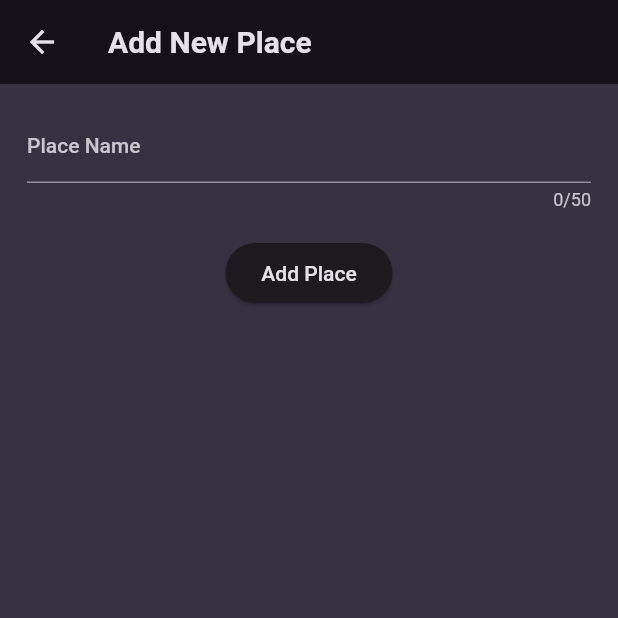
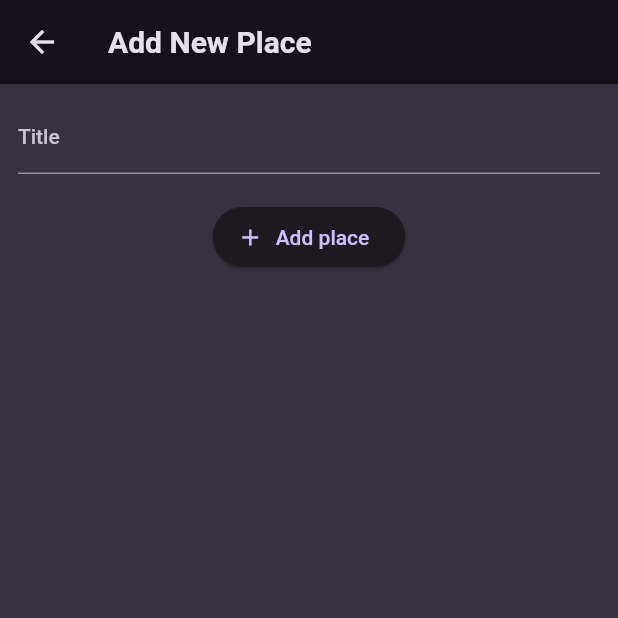
Before and after one commit to Jinkein/favorite_places, a Flutter app: the screen it shows after launch, after a tap on the "add" icon, on a phone screen of 412 x 824 dp, the top half of it. Run offline on Flutter 3.47's test engine with Material 2 defaults, Android fonts, the phone set to English and light mode, and no system bars; our stand-ins replace flutter_riverpod, google_fonts.

Commit message:
refactor code with help from instructions

```diff
--- a/lib/main.dart
+++ b/lib/main.dart
@@ -1,4 +1,4 @@
-import 'package:favorite_places/screen/favorite_places.dart';
+import 'package:favorite_places/screen/places.dart';
 import 'package:flutter/material.dart';
 import 'package:flutter_riverpod/flutter_riverpod.dart';
 
@@ -43,7 +43,7 @@ class MyApp extends StatelessWidget {
     return MaterialApp(
       title: 'Great Places',
       theme: theme,
-      home: const FavoritePlacesScreen(),
+      home: const PlacesScreen(),
     );
   }
 }
--- a/lib/models/place.dart
+++ b/lib/models/place.dart
@@ -1,5 +1,9 @@
-class PlaceItem {
-  const PlaceItem(this.id, this.title);
+import 'package:uuid/uuid.dart';
+
+const uuid = Uuid();
+
+class Place {
+  Place({required this.title}) : id = uuid.v4();
   final String id;
   final String title;
 }
--- a/lib/provider/places_provider.dart
+++ b/lib/provider/places_provider.dart
@@ -1,19 +1,15 @@
 import 'package:favorite_places/models/place.dart';
 import 'package:flutter_riverpod/flutter_riverpod.dart';
 
-// final placesProvider = Provider(
-//   (ref) {
-//     return dummyPlaces;
-//   },
-// );
-class PlacesProviderNotifier extends StateNotifier<List<PlaceItem>> {
-  PlacesProviderNotifier() : super([]);
-  void addPlace(PlaceItem place) {
-    state = [...state, place];
+class PlacesProviderNotifier extends StateNotifier<List<Place>> {
+  PlacesProviderNotifier() : super(const []);
+  void addPlace(String title) {
+    final newPlace = Place(title: title);
+    state = [...state, newPlace];
   }
 }
 
-final placesProvider =
-    StateNotifierProvider<PlacesProviderNotifier, List<PlaceItem>>(
+final userPlacesProvider =
+    StateNotifierProvider<PlacesProviderNotifier, List<Place>>(
   (ref) => PlacesProviderNotifier(),
 );
--- /dev/null
+++ b/lib/screen/add_place.dart
@@ -0,0 +1,132 @@
+import 'package:favorite_places/provider/places_provider.dart';
+import 'package:flutter/material.dart';
+import 'package:flutter_riverpod/flutter_riverpod.dart';
+
+// class AddPlaceScreen extends ConsumerStatefulWidget {
+//   const AddPlaceScreen({super.key});
+
+//   @override
+//   ConsumerState<AddPlaceScreen> createState() => _NewPlaceScreenState();
+// }
+
+// class _NewPlaceScreenState extends ConsumerState<AddPlaceScreen> {
+//   final _formKey = GlobalKey<FormState>();
+
+//   var _placeName = '';
+
+//   void _savePlace() {
+//     // add place
+//     _formKey.currentState!.save();
+//     ref.read(placesProvider.notifier).addPlace(
+//           Place(title: _placeName),
+//         );
+//     Navigator.of(context).pop();
+//   }
+
+//   @override
+//   Widget build(BuildContext context) {
+//     return Scaffold(
+//       appBar: AppBar(
+//         title: const Text('Add New Place'),
+//       ),
+//       body: Padding(
+//         padding: const EdgeInsets.all(18),
+//         // add button and text field
+
+//         child: Form(
+//           key: _formKey,
+//           child: Column(
+//             children: [
+//               TextFormField(
+//                 decoration: const InputDecoration(
+//                   labelText: 'Place Name',
+//                 ),
+//                 style: TextStyle(
+//                   // add theme color
+//                   color: Theme.of(context).colorScheme.onBackground,
+//                 ),
+//                 maxLength: 50,
+//                 validator: (value) {
+//                   return null;
+//                 },
+//                 onSaved: (value) {
+//                   _placeName = value!;
+//                 },
+//               ),
+//               const SizedBox(
+//                 height: 18,
+//               ),
+//               ElevatedButton(
+//                 onPressed: _savePlace,
+//                 child: Text(
+//                   'Add Place',
+//                   style: TextStyle(
+//                       color: Theme.of(context).colorScheme.onBackground),
+//                 ),
+//               ),
+//             ],
+//           ),
+//         ),
+//       ),
+//     );
+//   }
+// }
+
+class AddPlaceScreen extends ConsumerStatefulWidget {
+  const AddPlaceScreen({super.key});
+
+  @override
+  ConsumerState<AddPlaceScreen> createState() => _AddPlaceScreenState();
+}
+
+class _AddPlaceScreenState extends ConsumerState<AddPlaceScreen> {
+  final _titleController = TextEditingController();
+  void _savePlace() {
+    final enteredTitle = _titleController.text;
+    if (enteredTitle.isEmpty) {
+      return;
+    }
+    ref.read(userPlacesProvider.notifier).addPlace(enteredTitle);
+    Navigator.of(context).pop();
+  }
+
+  @override
+  void dispose() {
+    _titleController.dispose();
+    super.dispose();
+  }
+
+  @override
+  Widget build(BuildContext context) {
+    return Scaffold(
+      appBar: AppBar(
+        title: const Text('Add New Place'),
+      ),
+      body: SingleChildScrollView(
+        padding: const EdgeInsets.all(12),
+        child: Column(
+          children: [
+            TextField(
+              decoration: const InputDecoration(
+                labelText: 'Title',
+              ),
+              controller: _titleController,
+              style: Theme.of(context)
+                  .textTheme
+                  .bodyLarge!
+                  .copyWith(color: Theme.of(context).colorScheme.onBackground),
+            ),
+            const SizedBox(
+              height: 18,
+            ),
+            ElevatedButton.icon(
+              label: const Text('Add place'),
+              onPressed: _savePlace,
+              icon: const Icon(Icons.add),
+            )
+          ],
+        ),
+      ),
+    );
+  }
+}
--- a/lib/screen/favorite_places.dart
+++ /dev/null
@@ -1,68 +0,0 @@
-import 'package:favorite_places/models/place.dart';
-import 'package:favorite_places/provider/places_provider.dart';
-import 'package:favorite_places/screen/new_place.dart';
-import 'package:favorite_places/screen/place_details.dart';
-import 'package:flutter/material.dart';
-import 'package:flutter_riverpod/flutter_riverpod.dart';
-
-class FavoritePlacesScreen extends ConsumerStatefulWidget {
-  const FavoritePlacesScreen({super.key});
-
-  @override
-  ConsumerState<FavoritePlacesScreen> createState() =>
-      _FavoritePlacesScreenState();
-}
-
-class _FavoritePlacesScreenState extends ConsumerState<FavoritePlacesScreen> {
-  void _newPlace() {
-    Navigator.of(context).push<PlaceItem>(
-      MaterialPageRoute(
-        builder: (context) => const NewPlaceScreen(),
-      ),
-    );
-  }
-
-  @override
-  Widget build(BuildContext context) {
-    // render list of places
-    final places = ref.watch(placesProvider);
-    var content = ListView.builder(
-      itemCount: places.length,
-      itemBuilder: (context, index) {
-        return InkWell(
-          onTap: () {
-            // add navigation to place details
-            Navigator.of(context).push(
-              MaterialPageRoute(
-                builder: (context) => PlaceDetails(placeIndex: index),
-              ),
-            );
-          },
-          child: ListTile(
-            title: Text(
-              places[index].title,
-              // add theme color for text
-              style:
-                  TextStyle(color: Theme.of(context).colorScheme.onBackground),
-            ),
-          ),
-        );
-      },
-    );
-
-    return Scaffold(
-      appBar: AppBar(
-        title: const Text('Your Places'),
-        actions: [
-          IconButton(
-            onPressed: _newPlace,
-            icon: const Icon(Icons.add),
-          ),
-        ],
-      ),
-      body: Center(
-          // Handle empty places
-          child: content),
-    );
-  }
-}
--- a/lib/screen/new_place.dart
+++ /dev/null
@@ -1,74 +0,0 @@
-import 'package:favorite_places/models/place.dart';
-import 'package:favorite_places/provider/places_provider.dart';
-import 'package:flutter/material.dart';
-import 'package:flutter_riverpod/flutter_riverpod.dart';
-
-class NewPlaceScreen extends ConsumerStatefulWidget {
-  const NewPlaceScreen({super.key});
-
-  @override
-  ConsumerState<NewPlaceScreen> createState() => _NewPlaceScreenState();
-}
-
-class _NewPlaceScreenState extends ConsumerState<NewPlaceScreen> {
-  final _formKey = GlobalKey<FormState>();
-
-  var _placeName = '';
-
-  void _savePlace() {
-    // add place
-    _formKey.currentState!.save();
-    ref.read(placesProvider.notifier).addPlace(
-          PlaceItem(DateTime.now().toString(), _placeName),
-        );
-    Navigator.of(context).pop();
-  }
-
-  @override
-  Widget build(BuildContext context) {
-    return Scaffold(
-      appBar: AppBar(
-        title: const Text('Add New Place'),
-      ),
-      body: Padding(
-        padding: const EdgeInsets.all(18),
-        // add button and text field
-
-        child: Form(
-          key: _formKey,
-          child: Column(
-            children: [
-              TextFormField(
-                decoration: const InputDecoration(
-                  labelText: 'Place Name',
-                ),
-                style: TextStyle(
-                  // add theme color
-                  color: Theme.of(context).colorScheme.onBackground,
-                ),
-                maxLength: 50,
-                validator: (value) {
-                  return null;
-                },
-                onSaved: (value) {
-                  _placeName = value!;
-                },
-              ),
-              const SizedBox(
-                height: 18,
-              ),
-              ElevatedButton(
-                onPressed: _savePlace,
-                child: Text(
-                  'Add Place',
-                  style: TextStyle(
-                      color: Theme.of(context).colorScheme.onBackground),
-                ),
-              ),
-            ],
-          ),
-        ),
-      ),
-    );
-  }
-}
--- /dev/null
+++ b/lib/screen/places.dart
@@ -0,0 +1,92 @@
+import 'package:favorite_places/provider/places_provider.dart';
+import 'package:favorite_places/screen/add_place.dart';
+import 'package:favorite_places/widgets/places_list.dart';
+import 'package:flutter/material.dart';
+import 'package:flutter_riverpod/flutter_riverpod.dart';
+
+// class PlacesListScreen extends ConsumerStatefulWidget {
+//   const PlacesListScreen({super.key});
+
+//   @override
+//   ConsumerState<PlacesListScreen> createState() => _FavoritePlacesScreenState();
+// }
+
+// class _FavoritePlacesScreenState extends ConsumerState<PlacesListScreen> {
+//   void _newPlace() {
+//     Navigator.of(context).push<Place>(
+//       MaterialPageRoute(
+//         builder: (context) => const NewPlaceScreen(),
+//       ),
+//     );
+//   }
+
+//   @override
+//   Widget build(BuildContext context) {
+//     // render list of places
+//     final places = ref.watch(placesProvider);
+//     var content = ListView.builder(
+//       itemCount: places.length,
+//       itemBuilder: (context, index) {
+//         return InkWell(
+//           onTap: () {
+//             // add navigation to place details
+//             Navigator.of(context).push(
+//               MaterialPageRoute(
+//                 builder: (context) => PlaceDetails(placeIndex: index),
+//               ),
+//             );
+//           },
+//           child: ListTile(
+//             title: Text(
+//               places[index].title,
+//               // add theme color for text
+//               style:
+//                   TextStyle(color: Theme.of(context).colorScheme.onBackground),
+//             ),
+//           ),
+//         );
+//       },
+//     );
+
+//     return Scaffold(
+//       appBar: AppBar(
+//         title: const Text('Your Places'),
+//         actions: [
+//           IconButton(
+//             onPressed: _newPlace,
+//             icon: const Icon(Icons.add),
+//           ),
+//         ],
+//       ),
+//       body: Center(
+//           // Handle empty places
+//           child: content),
+//     );
+//   }
+// }
+class PlacesScreen extends ConsumerWidget {
+  const PlacesScreen({super.key});
+  @override
+  Widget build(BuildContext context, WidgetRef ref) {
+    final userPlaces = ref.watch(userPlacesProvider);
+    return Scaffold(
+      appBar: AppBar(
+        title: const Text("Your places"),
+        actions: [
+          IconButton(
+              onPressed: () {
+                Navigator.of(context).push(
+                  MaterialPageRoute(
+                    builder: (ctx) => const AddPlaceScreen(),
+                  ),
+                );
+              },
+              icon: const Icon(Icons.add))
+        ],
+      ),
+      body: PlacesList(
+        places: userPlaces,
+      ),
+    );
+  }
+}
--- /dev/null
+++ b/lib/widgets/places_list.dart
@@ -0,0 +1,45 @@
+import 'package:favorite_places/models/place.dart';
+import 'package:favorite_places/screen/place_details.dart';
+import 'package:flutter/material.dart';
+
+class PlacesList extends StatelessWidget {
+  const PlacesList({required this.places, super.key});
+  final List<Place> places;
+  @override
+  Widget build(BuildContext context) {
+    if (places.isEmpty) {
+      return Center(
+        child: Text(
+          'No places yet, start adding some!',
+          style: Theme.of(context)
+              .textTheme
+              .bodyMedium!
+              .copyWith(color: Theme.of(context).colorScheme.onBackground),
+        ),
+      );
+    }
+    return ListView.builder(
+      itemBuilder: (ctx, index) {
+        return ListTile(
+          title: Text(
+            places[index].title,
+            style: Theme.of(context)
+                .textTheme
+                .titleMedium!
+                .copyWith(color: Theme.of(context).colorScheme.onBackground),
+          ),
+          onTap: () {
+            Navigator.of(context).push(
+              MaterialPageRoute(
+                builder: (ctx) => PlaceDetailsScreen(
+                  place: places[index],
+                ),
+              ),
+            );
+          },
+        );
+      },
+      itemCount: places.length,
+    );
+  }
+}
--- a/pubspec.yaml
+++ b/pubspec.yaml
@@ -36,6 +36,7 @@ dependencies:
   cupertino_icons: ^1.0.2
   google_fonts: ^4.0.4
   flutter_riverpod: ^2.3.6
+  uuid: ^3.0.7
 
 dev_dependencies:
   flutter_test:
```
Also changed, not shown: lib/data/dummy_places.dart (+0 -7 lines), lib/screen/place_details.dart (+31 -11 lines), pubspec.lock.
